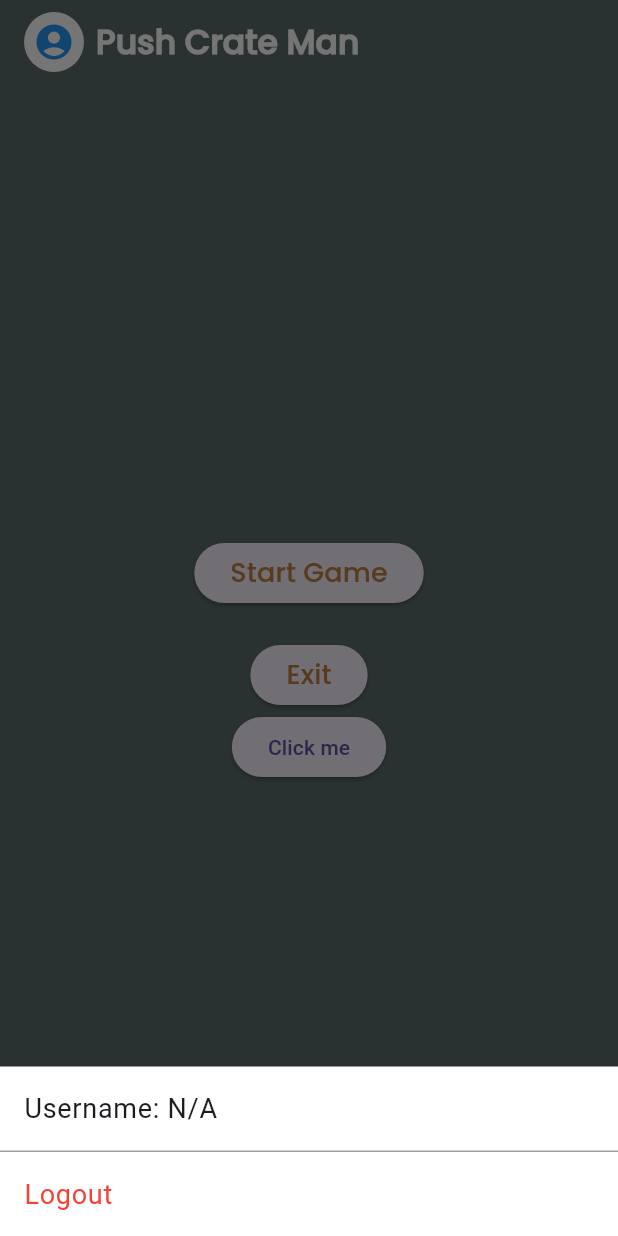
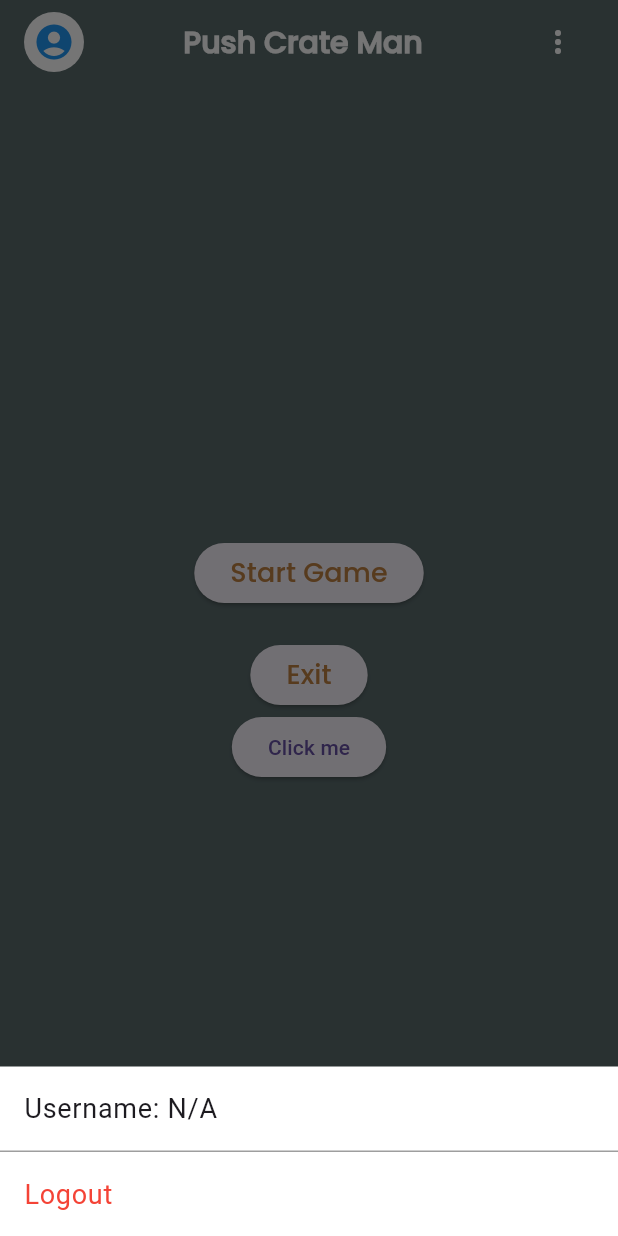
Before and after one commit to rizkyhaksono/tugas-besar-mobile, a Flutter app: the MainMenuView screen opened by its route, after a tap on the "account circle" icon, on a phone screen of 412 x 824 dp. Run offline on Flutter 3.47's test engine with Material 3 defaults, Android fonts, the phone set to English and light mode, and no system bars; our stand-ins replace audioplayers, firebase_auth, firebase_core, firebase_messaging, flutter_local_notifications, get and 2 more; missing offline and left inert: flame; accounts and stored records are empty.

Commit message:
feat (menu): refactor code

```diff
--- /dev/null
+++ b/lib/components/dot_menu.dart
@@ -0,0 +1,31 @@
+import 'package:flutter/material.dart';
+
+class TripleDotPopupMenu extends StatelessWidget {
+  const TripleDotPopupMenu({super.key});
+
+  @override
+  Widget build(BuildContext context) {
+    return PopupMenuButton(
+      icon: const Icon(
+        Icons.more_vert,
+        color: Colors.white,
+      ),
+      itemBuilder: (BuildContext context) {
+        return [
+          const PopupMenuItem(
+            value: 'option1',
+            child: Text('Option 1'),
+          ),
+          const PopupMenuItem(
+            value: 'option2',
+            child: Text('Option 2'),
+          ),
+        ];
+      },
+      onSelected: (value) {
+        // Handle the selected option
+        print('Selected: $value');
+      },
+    );
+  }
+}
--- a/lib/components/user_profile.dart
+++ b/lib/components/user_profile.dart
@@ -5,6 +5,8 @@ import 'package:push_puzzle/constants/auth_service.dart';
 
 class UserProfile extends StatelessWidget {
   final AuthService _authService = AuthService();
+
+  UserProfile({super.key});
 
   @override
   Widget build(BuildContext context) {
@@ -22,12 +24,12 @@ class UserProfile extends StatelessWidget {
                 ListTile(
                   title: Text(
                     'Username: ${getUserDisplayName(currentUser)}',
-                    style: TextStyle(fontSize: 18),
+                    style: const TextStyle(fontSize: 18),
                   ),
                 ),
-                Divider(height: 1, color: Colors.grey),
+                const Divider(height: 1, color: Colors.grey),
                 ListTile(
-                  title: Text(
+                  title: const Text(
                     'Logout',
                     style: TextStyle(fontSize: 18, color: Colors.red),
                   ),
@@ -55,10 +57,8 @@ class UserProfile extends StatelessWidget {
     if (user != null) {
       if (user.providerData.isNotEmpty) {
         if (user.providerData[0].providerId == 'google.com') {
-          // User signed in with Google
           return user.displayName ?? 'N/A';
         } else {
-          // User signed in with email/password
           return user.email?.split('@')[0] ?? 'N/A';
         }
       }
--- a/lib/presentation/views/main_menu_view.dart
+++ b/lib/presentation/views/main_menu_view.dart
@@ -1,6 +1,7 @@
 import 'package:flutter/material.dart';
 import 'package:flutter/services.dart';
 import 'package:get/get.dart';
+import 'package:push_puzzle/components/dot_menu.dart';
 import 'package:push_puzzle/components/user_profile.dart';
 import 'package:push_puzzle/constants/resources.dart';
 import 'main_game_view.dart';
@@ -16,17 +17,19 @@ class MainMenuView extends GetView<MenuController> {
         backgroundColor: Resources.color.primaryBg,
         automaticallyImplyLeading: false,
         title: Row(
+          mainAxisAlignment: MainAxisAlignment.spaceBetween,
           children: [
             UserProfile(),
-            const SizedBox(width: 8),
             Text(
               'Push Crate Man',
               style: TextStyle(
-                fontWeight: FontWeight.bold,
+                fontWeight: FontWeight.w700,
                 fontFamily: Resources.font.primaryFont,
                 color: Colors.white,
+                fontSize: 20,
               ),
             ),
+            const TripleDotPopupMenu(),
           ],
         ),
       ),
@@ -68,7 +71,7 @@ class MainMenuView extends GetView<MenuController> {
             ),
             ElevatedButton(
               onPressed: () async {
-                // controller.playMusic();
+                print("audio");
                 // Get.to(AudioPlayerUrl());
               },
               child: Text("Click me"),
```
Also changed, not shown: lib/components/crate.dart (+0 -7 lines), lib/components/setting_menu.dart (added).
